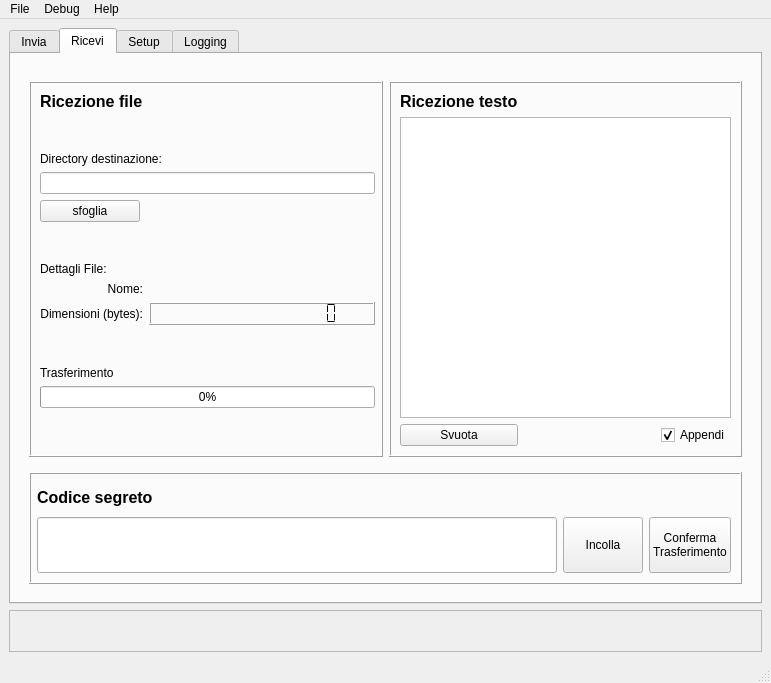
Before: the Qt Designer form mainwindow.ui in agentOfChaos/WormholeGui, drawn with Qt 5.
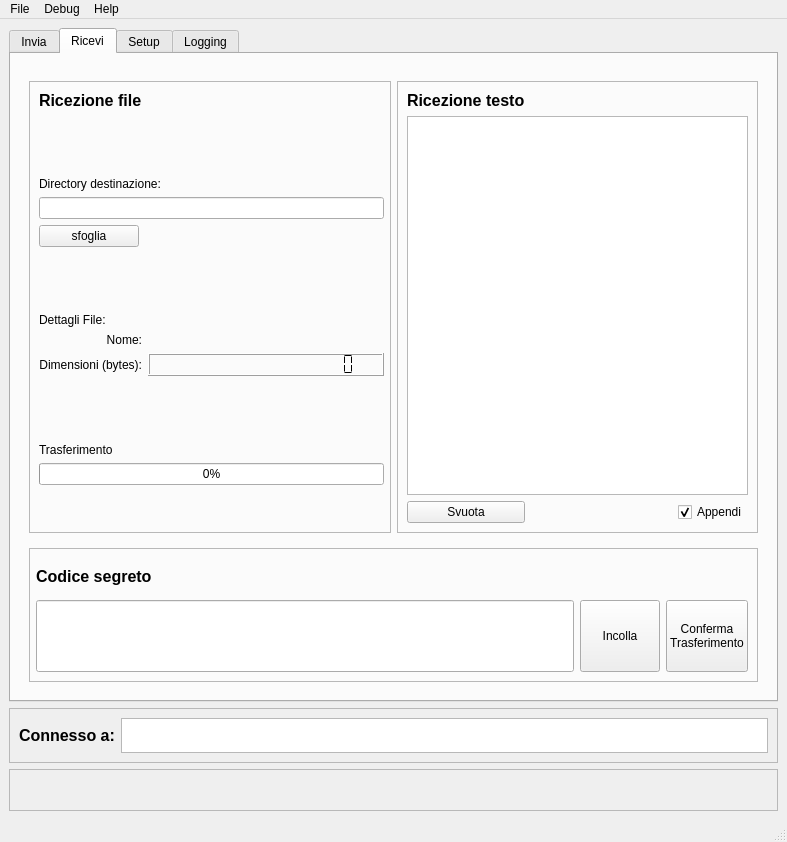
After: the same form once the commit is applied. The open tabs and pages were chosen to show the change. Icons and pictures are not drawn. Custom widgets are drawn as their Qt base class.

Commit message: bugfixes, added peer address display, moved translations into the qt resources

What changed in the file:
```diff
--- a/mainwindow.ui
+++ b/mainwindow.ui
@@ -6,8 +6,8 @@
    <rect>
     <x>0</x>
     <y>0</y>
-    <width>771</width>
-    <height>683</height>
+    <width>787</width>
+    <height>842</height>
    </rect>
   </property>
   <property name="windowTitle">
@@ -509,7 +509,7 @@
                    </sizepolicy>
                   </property>
                   <property name="frameShape">
-                   <enum>QFrame::Box</enum>
+                   <enum>QFrame::StyledPanel</enum>
                   </property>
                   <property name="frameShadow">
                    <enum>QFrame::Raised</enum>
@@ -716,6 +716,9 @@
                        <verstretch>0</verstretch>
                       </sizepolicy>
                      </property>
+                     <property name="smallDecimalPoint">
+                      <bool>true</bool>
+                     </property>
                      <property name="digitCount">
                       <number>15</number>
                      </property>
@@ -742,7 +745,7 @@
                    </sizepolicy>
                   </property>
                   <property name="frameShape">
-                   <enum>QFrame::Box</enum>
+                   <enum>QFrame::StyledPanel</enum>
                   </property>
                   <property name="frameShadow">
                    <enum>QFrame::Raised</enum>
@@ -814,7 +817,7 @@
                 </sizepolicy>
                </property>
                <property name="frameShape">
-                <enum>QFrame::Box</enum>
+                <enum>QFrame::StyledPanel</enum>
                </property>
                <property name="frameShadow">
                 <enum>QFrame::Raised</enum>
@@ -1077,6 +1080,68 @@
         </widget>
        </widget>
       </item>
+      <item>
+       <widget class="QFrame" name="frame_8">
+        <property name="frameShape">
+         <enum>QFrame::StyledPanel</enum>
+        </property>
+        <property name="frameShadow">
+         <enum>QFrame::Raised</enum>
+        </property>
+        <layout class="QHBoxLayout" name="horizontalLayout_6">
+         <item>
+          <widget class="QLabel" name="label_14">
+           <property name="sizePolicy">
+            <sizepolicy hsizetype="Preferred" vsizetype="Preferred">
+             <horstretch>0</horstretch>
+             <verstretch>1</verstretch>
+            </sizepolicy>
+           </property>
+           <property name="font">
+            <font>
+             <pointsize>12</pointsize>
+             <weight>75</weight>
+             <bold>true</bold>
+            </font>
+           </property>
+           <property name="styleSheet">
+            <string notr="true"/>
+           </property>
+           <property name="text">
+            <string>Connesso a:</string>
+           </property>
+          </widget>
+         </item>
+         <item>
+          <widget class="QTextBrowser" name="txtPeerAddress">
+           <property name="sizePolicy">
+            <sizepolicy hsizetype="Expanding" vsizetype="Minimum">
+             <horstretch>0</horstretch>
+             <verstretch>0</verstretch>
+            </sizepolicy>
+           </property>
+           <property name="maximumSize">
+            <size>
+             <width>16777215</width>
+             <height>35</height>
+            </size>
+           </property>
+           <property name="font">
+            <font>
+             <pointsize>12</pointsize>
+            </font>
+           </property>
+           <property name="lineWrapMode">
+            <enum>QTextEdit::NoWrap</enum>
+           </property>
+           <property name="markdown">
+            <string/>
+           </property>
+          </widget>
+         </item>
+        </layout>
+       </widget>
+      </item>
       <item>
        <widget class="QFrame" name="frame_7">
         <property name="sizePolicy">
@@ -1239,7 +1304,7 @@
     <rect>
      <x>0</x>
      <y>0</y>
-     <width>771</width>
+     <width>787</width>
      <height>25</height>
     </rect>
    </property>
```
Left out of the diff: 11 changed lines with no effect on the pictures. The commit also changes 15 other files.
